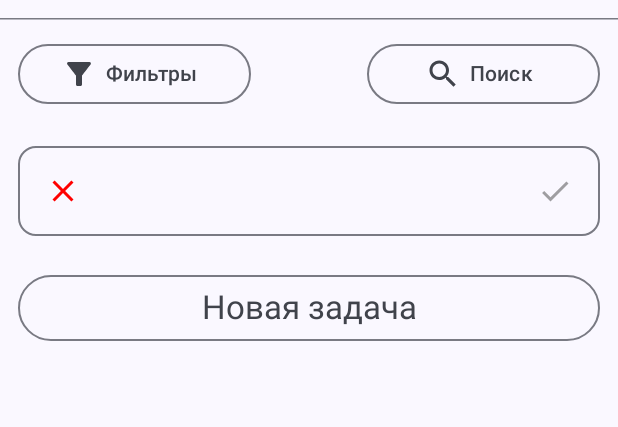
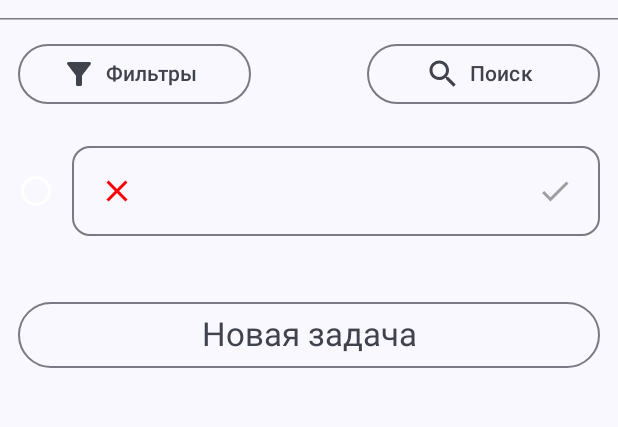
Before and after one commit to daemuun/todo-list, an Android app built with Jetpack Compose: the MainActivity screen opened directly, with no data from a screen before it, on a phone screen of 412 x 824 dp, the part 78-505 px from its top. Run offline under Robolectric (Android 15) with nearby library versions, the phone set to English and light mode, and no system bars.

Commit message:
refactor: update todo item UI

```diff
--- a/app/src/main/java/com/example/todolist/ui/TodoListScreen.kt
+++ b/app/src/main/java/com/example/todolist/ui/TodoListScreen.kt
@@ -1,6 +1,5 @@
 package com.example.todolist.ui
 
-import androidx.compose.foundation.border
 import androidx.compose.foundation.clickable
 import androidx.compose.foundation.layout.Arrangement
 import androidx.compose.foundation.layout.Row
@@ -11,10 +10,12 @@ import androidx.compose.foundation.layout.padding
 import androidx.compose.foundation.lazy.LazyColumn
 import androidx.compose.foundation.lazy.items
 import androidx.compose.material.icons.Icons
+import androidx.compose.material.icons.filled.Circle
 import androidx.compose.material.icons.filled.Close
 import androidx.compose.material.icons.filled.Done
 import androidx.compose.material.icons.filled.FilterAlt
 import androidx.compose.material.icons.filled.Search
+import androidx.compose.material.icons.outlined.Circle
 import androidx.compose.material3.Icon
 import androidx.compose.material3.IconButton
 import androidx.compose.material3.MaterialTheme
@@ -24,7 +25,6 @@ import androidx.compose.material3.Text
 import androidx.compose.runtime.Composable
 import androidx.compose.ui.Alignment
 import androidx.compose.ui.Modifier
-import androidx.compose.ui.draw.clip
 import androidx.compose.ui.graphics.Color
 import androidx.compose.ui.res.dimensionResource
 import androidx.compose.ui.res.stringResource
@@ -74,7 +74,10 @@ fun TodoListScreen(
                 onAddButtonClick = { onAddButtonClick() },
                 modifier = Modifier
                     .fillMaxWidth()
-                    .padding(dimensionResource(R.dimen.padding_medium))
+                    .padding(
+                        horizontal = dimensionResource(R.dimen.padding_medium),
+                        vertical = dimensionResource(R.dimen.padding_extraLarge)
+                    )
             )
         }
     }
@@ -156,9 +159,20 @@ fun TodoItem(
     onChangeTextClick: (String) -> Unit,
     modifier: Modifier = Modifier,
 ) {
-    OutlinedCard(
-        modifier = modifier
+    Row(
+        modifier = modifier,
+        horizontalArrangement = Arrangement.SpaceBetween,
+        verticalAlignment = Alignment.CenterVertically
     ) {
+        Icon(
+            imageVector = if (todo.completed) {
+                Icons.Filled.Circle
+            } else (Icons.Outlined.Circle),
+            contentDescription = null,
+            modifier = Modifier.padding(end = dimensionResource(R.dimen.padding_medium)),
+            tint = MaterialTheme.colorScheme.onPrimaryContainer
+        )
+        OutlinedCard {
             Row(
                 verticalAlignment = Alignment.CenterVertically,
                 horizontalArrangement = Arrangement.SpaceBetween,
@@ -195,19 +209,6 @@ fun TodoItem(
 
                 IconButton(
                     onClick = { onChangeStatusButtonClick(id) },
-                modifier = Modifier.then(
-                    if (todo.completed) {
-                        Modifier
-                            .clip(MaterialTheme.shapes.extraLarge)
-                            .border(
-                                width = dimensionResource(R.dimen.button_border_small),
-                                color = Color.Green,
-                                shape = MaterialTheme.shapes.extraLarge
-                            )
-                    } else {
-                        Modifier
-                    }
-                )
                 ) {
                     Icon(
                         imageVector = Icons.Filled.Done,
@@ -216,6 +217,7 @@ fun TodoItem(
                         ),
                         tint = if (todo.completed) Color.Green else Color.DarkGray.copy(alpha = 0.5f)
                     )
+                }
             }
         }
     }
```
Lines whose indentation alone changed are shown as unchanged.
